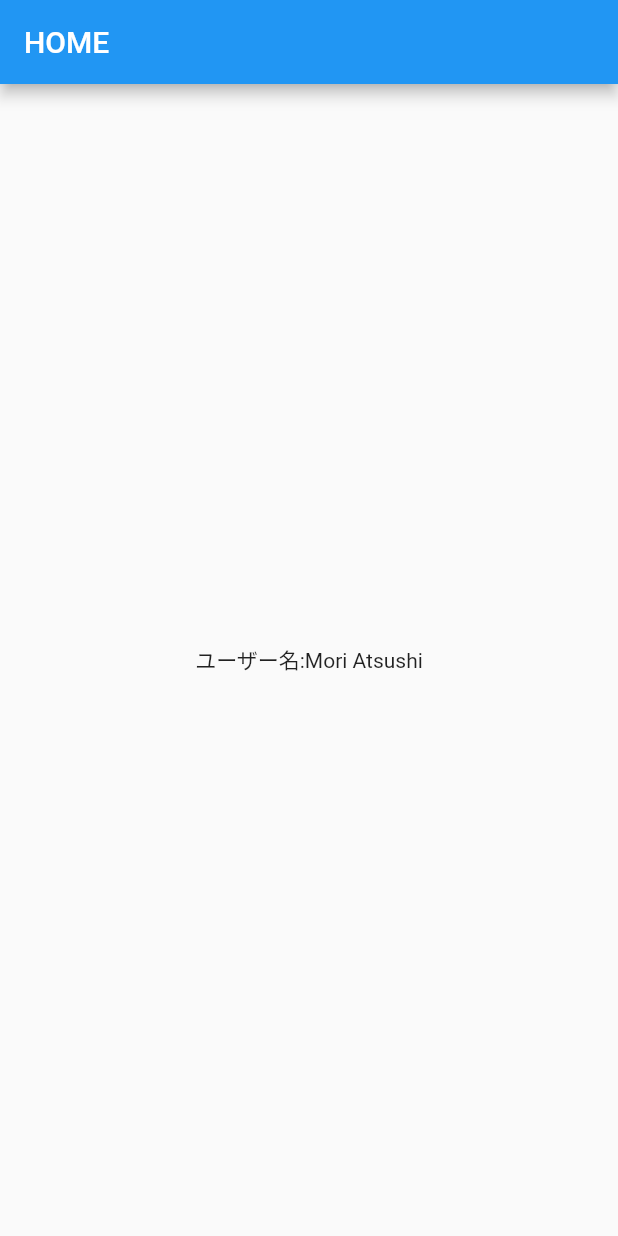
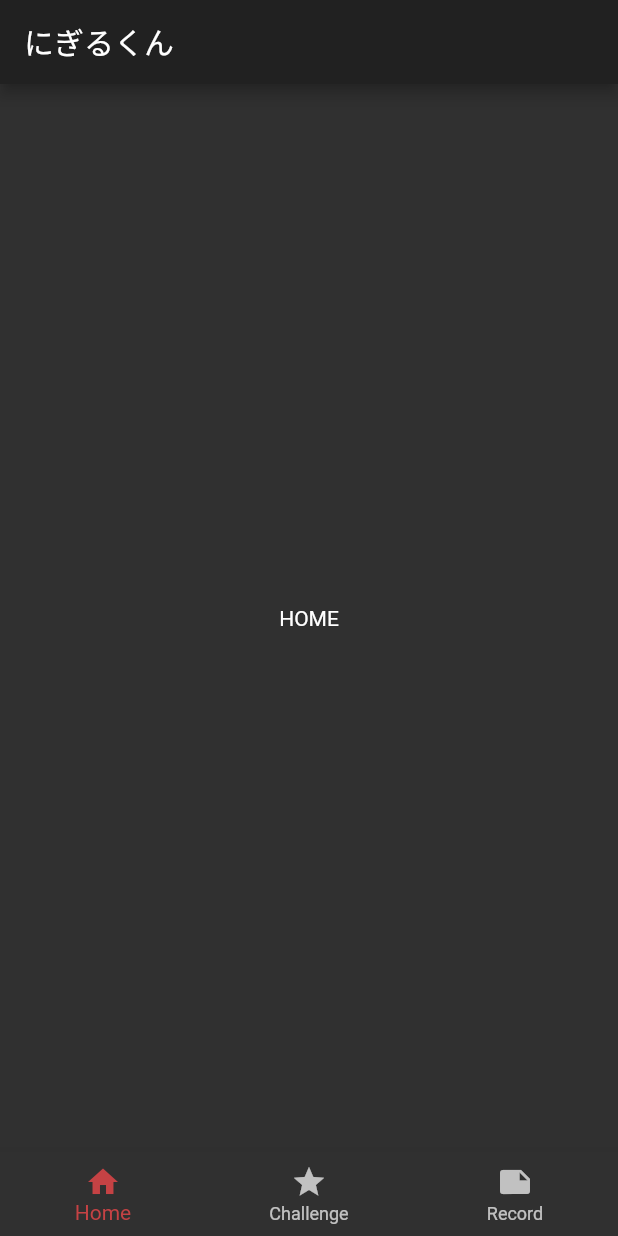
Before and after one commit to cyder/nigiru_kun_sp, a Flutter app: the screen it shows after launch, on a phone screen of 412 x 824 dp. Run offline on Flutter 3.47's test engine with Material 2 defaults, Android fonts, the phone set to English and light mode, and no system bars.

Commit message:
タブが切り替わるようになった

```diff
--- a/lib/main.dart
+++ b/lib/main.dart
@@ -1,5 +1,5 @@
 import 'package:flutter/material.dart';
-import 'package:nigiru_kun/ui/pages/home.dart';
+import 'package:nigiru_kun/ui/pages/main.dart';
 
 void main() => runApp(new App());
 
@@ -10,17 +10,10 @@ class App extends StatelessWidget {
     return new MaterialApp(
       title: 'にぎるくん',
       theme: new ThemeData(
-        // This is the theme of your application.
-        //
-        // Try running your application with "flutter run". You'll see the
-        // application has a blue toolbar. Then, without quitting the app, try
-        // changing the primarySwatch below to Colors.green and then invoke
-        // "hot reload" (press "r" in the console where you ran "flutter run",
-        // or press Run > Flutter Hot Reload in IntelliJ). Notice that the
-        // counter didn't reset back to zero; the application is not restarted.
-        primarySwatch: Colors.blue,
+        brightness: Brightness.dark,
+        accentColor: Color(0xFFC54244),
       ),
-      home: new HomePage(),
+      home: new MainPage(),
     );
   }
 }
--- a/lib/ui/pages/home.dart
+++ /dev/null
@@ -1,15 +0,0 @@
-import 'package:flutter/material.dart';
-import 'package:nigiru_kun/viewmodels/home_view_model.dart';
-
-class HomePage extends StatelessWidget {
-  final HomeViewModel viewModel = new HomeViewModel();
-
-  @override
-  Widget build(BuildContext context) {
-    return new Scaffold(
-        appBar: new AppBar(
-          title: new Text('HOME'),
-        ),
-        body: new Center(child: new Text('ユーザー名:${viewModel.userName}')));
-  }
-}
--- /dev/null
+++ b/lib/ui/pages/main.dart
@@ -0,0 +1,63 @@
+import 'package:flutter/material.dart';
+import 'package:nigiru_kun/viewmodels/main_view_model.dart';
+import 'package:nigiru_kun/ui/widget/tabs/home_tab.dart';
+import 'package:nigiru_kun/ui/widget/tabs/challenge_tab.dart';
+import 'package:nigiru_kun/ui/widget/tabs/record_tab.dart';
+import 'package:scoped_model/scoped_model.dart';
+
+class MainPage extends StatelessWidget {
+  final viewModel = new MainViewModel();
+
+  @override
+  Widget build(BuildContext context) {
+    return new ScopedModel<MainViewModel>(
+        model: viewModel,
+        child: new ScopedModelDescendant<MainViewModel>(
+            builder: (context, child, model) => Scaffold(
+                  appBar: new AppBar(
+                    title: (() {
+                      switch (model.currentTab) {
+                        case Tabs.HomeTab:
+                          return new Text('にぎるくん');
+                        case Tabs.ChallengeTab:
+                          return new Text('Challangeモード');
+                        case Tabs.RecordTab:
+                          return new Text('Recordモード');
+                      }
+                    })(),
+                  ),
+                  body: (() {
+                    switch (model.currentTab) {
+                      case Tabs.HomeTab:
+                        return new HomeTab();
+                      case Tabs.ChallengeTab:
+                        return new ChallengeTab();
+                      case Tabs.RecordTab:
+                        return new RecordTab();
+                    }
+                  })(),
+                  bottomNavigationBar: BottomNavigationBar(
+                    onTap: _onTabTapped,
+                    currentIndex: model.currentTab.index,
+                    items: [
+                      new BottomNavigationBarItem(
+                        icon: Icon(Icons.home),
+                        title: Text('Home'),
+                      ),
+                      new BottomNavigationBarItem(
+                        icon: Icon(Icons.star),
+                        title: Text('Challenge'),
+                      ),
+                      new BottomNavigationBarItem(
+                        icon: Icon(Icons.note),
+                        title: Text('Record'),
+                      ),
+                    ],
+                  ),
+                )));
+  }
+
+  void _onTabTapped(int index) {
+    viewModel.selectTab(Tabs.values[index]);
+  }
+}
--- /dev/null
+++ b/lib/ui/widget/tabs/challenge_tab.dart
@@ -0,0 +1,8 @@
+import 'package:flutter/material.dart';
+
+class ChallengeTab extends StatelessWidget {
+  @override
+  Widget build(BuildContext context) {
+    return new Center(child: new Text('CHALLENGE'));
+  }
+}
--- /dev/null
+++ b/lib/ui/widget/tabs/home_tab.dart
@@ -0,0 +1,8 @@
+import 'package:flutter/material.dart';
+
+class HomeTab extends StatelessWidget {
+  @override
+  Widget build(BuildContext context) {
+    return new Center(child: new Text('HOME'));
+  }
+}
--- /dev/null
+++ b/lib/ui/widget/tabs/record_tab.dart
@@ -0,0 +1,8 @@
+import 'package:flutter/material.dart';
+
+class RecordTab extends StatelessWidget {
+  @override
+  Widget build(BuildContext context) {
+    return new Center(child: new Text('Record'));
+  }
+}
--- a/lib/viewmodels/home_view_model.dart
+++ /dev/null
@@ -1,8 +0,0 @@
-import 'package:scoped_model/scoped_model.dart';
-import 'package:nigiru_kun/usecases/user_use_case.dart';
-
-class HomeViewModel extends Model {
-  UserUseCase useCase = new UserUseCase();
-
-  String get userName => useCase.userName;
-}
--- /dev/null
+++ b/lib/viewmodels/main_view_model.dart
@@ -0,0 +1,18 @@
+import 'package:scoped_model/scoped_model.dart';
+
+enum Tabs {
+  HomeTab,
+  ChallengeTab,
+  RecordTab,
+}
+
+class MainViewModel extends Model {
+  Tabs _currentTab = Tabs.HomeTab;
+
+  Tabs get currentTab => _currentTab;
+
+  void selectTab(Tabs tab) {
+    _currentTab = tab;
+    notifyListeners();
+  }
+}
```
Also changed, not shown: lib/repositorys/user_repository.dart (line endings or trailing spaces).
